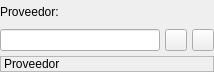
This is bulmages/bulmafact/src/busquedaproveedorbase.ui in eboladev/Bulmages-1 as Qt 5 draws it before an edit. The edited form follows.
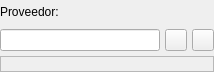
This is the edited form. Icons and pictures are not drawn.

```diff
--- a/bulmages/bulmafact/src/busquedaproveedorbase.ui
+++ b/bulmages/bulmafact/src/busquedaproveedorbase.ui
@@ -111,9 +111,6 @@
      <property name="frameShadow" >
       <enum>QFrame::Plain</enum>
      </property>
-     <property name="text" >
-      <string>Proveedor</string>
-     </property>
     </widget>
    </item>
   </layout>
```
Left out of the diff: 3 changed lines with no effect on the pictures.
